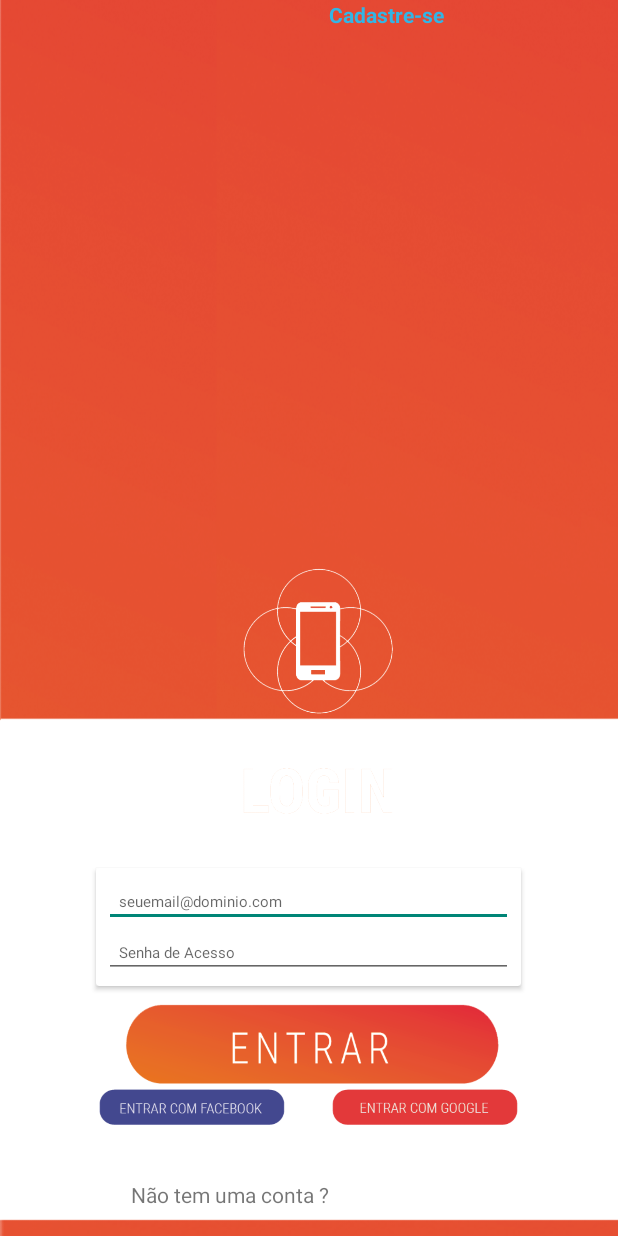
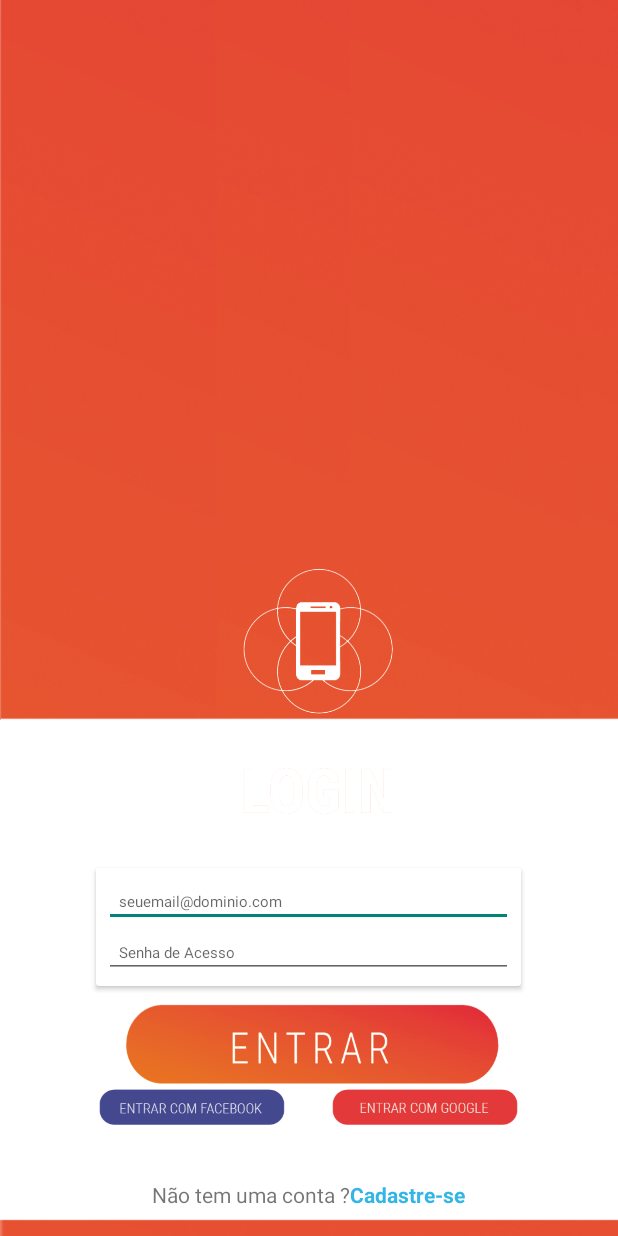
Before and after one commit to lucasreinaldo-bash/apptualidades, an Android app: the screen it shows after launch (Login), after a tap on an icon or button, on a phone screen of 412 x 824 dp. Run offline under Robolectric (Android 15) with nearby library versions, the phone set to English and light mode, and no system bars; plain views replace MaterialEditText; Roboto replaces fonts that are not available here.

Commit message:
Modificação com protótipo entregue para a cliente

```diff
--- a/app/src/main/AndroidManifest.xml
+++ b/app/src/main/AndroidManifest.xml
@@ -62,6 +62,7 @@
             android:theme="@style/AppTheme" />
         <activity
             android:name=".Inicio"
+            android:theme="@style/AppTheme.NoActionBar"
             android:label="@string/title_activity_inicio"></activity>
     </application>
 
--- a/app/src/main/java/vostore/apptualidade/Entrar.java
+++ b/app/src/main/java/vostore/apptualidade/Entrar.java
@@ -23,7 +23,7 @@ public class Entrar extends AppCompatActivity {
         btnEntrar.setOnClickListener(new View.OnClickListener() {
             @Override
             public void onClick(View view) {
-                btnEntrar.setBackgroundResource(R.drawable.botaoentrar2);
+
                 Intent intent = new Intent(Entrar.this, Login.class);
                 startActivity(intent);
                 finish();
--- a/app/src/main/res/layout/activity_inicio.xml
+++ b/app/src/main/res/layout/activity_inicio.xml
@@ -15,9 +15,8 @@
 
         android:layout_alignParentBottom="true"
         android:layout_alignParentStart="true"
-        app:itemBackground="@color/colorPrimary"
-        app:itemIconTint="@color/nav_item_colors"
-        app:itemTextColor="@color/nav_item_colors"
+        app:itemBackground="@drawable/navigation"
+
         app:menu="@menu/nav_items" />
 
     <FrameLayout
--- a/app/src/main/res/layout/activity_login.xml
+++ b/app/src/main/res/layout/activity_login.xml
@@ -105,6 +105,14 @@
         android:layout_marginBottom="72dp"
         android:background="@drawable/botaofacebook" />
 
+
+    <LinearLayout
+        android:layout_width="wrap_content"
+        android:layout_height="wrap_content"
+        android:layout_alignParentBottom="true"
+        android:layout_centerHorizontal="true"
+        android:orientation="horizontal">
+
         <TextView
             android:id="@+id/btnRegistrar"
             android:layout_width="wrap_content"
@@ -119,9 +127,13 @@
             android:layout_width="wrap_content"
             android:layout_height="wrap_content"
             android:layout_alignStart="@+id/btn_facebook"
-        android:layout_alignTop="@+id/txt_cadastrar"
+            android:layout_alignTop="@+id/btnRegistrar"
             android:text="Cadastre-se"
             android:textColor="@android:color/holo_blue_light"
             android:textStyle="bold" />
 
+    </LinearLayout>
+
+
+
 </RelativeLayout>
--- a/app/src/main/res/values/colors.xml
+++ b/app/src/main/res/values/colors.xml
@@ -1,7 +1,7 @@
 <?xml version="1.0" encoding="utf-8"?>
 <resources>
-    <color name="colorPrimary">#283374</color>
-    <color name="colorPrimaryDark">#303f9f</color>
+    <color name="colorPrimary">#00a3e3</color>
+    <color name="colorPrimaryDark">#00a3e3</color>
     <color name="colorAccent">#FF4081</color>
     <color name="black_overlay">#66000000</color>
     <color name="colorPrimaryTrans">#a0673AB7</color>
```
Also changed, not shown: app/src/main/java/vostore/apptualidade/Cadastro.java (+3 -4 lines), app/src/main/java/vostore/apptualidade/Inicio.java (+3 -4 lines), app/src/main/res/layout/fragment_simulado.xml (+33 -3 lines), app/src/main/res/menu/nav_items.xml (+4 -8 lines), app/src/main/res/drawable/barra1.png, app/src/main/res/drawable/fundosimulado.png (added), app/src/main/res/drawable/navigation.png (added). Lines whose indentation alone changed are shown as unchanged.
